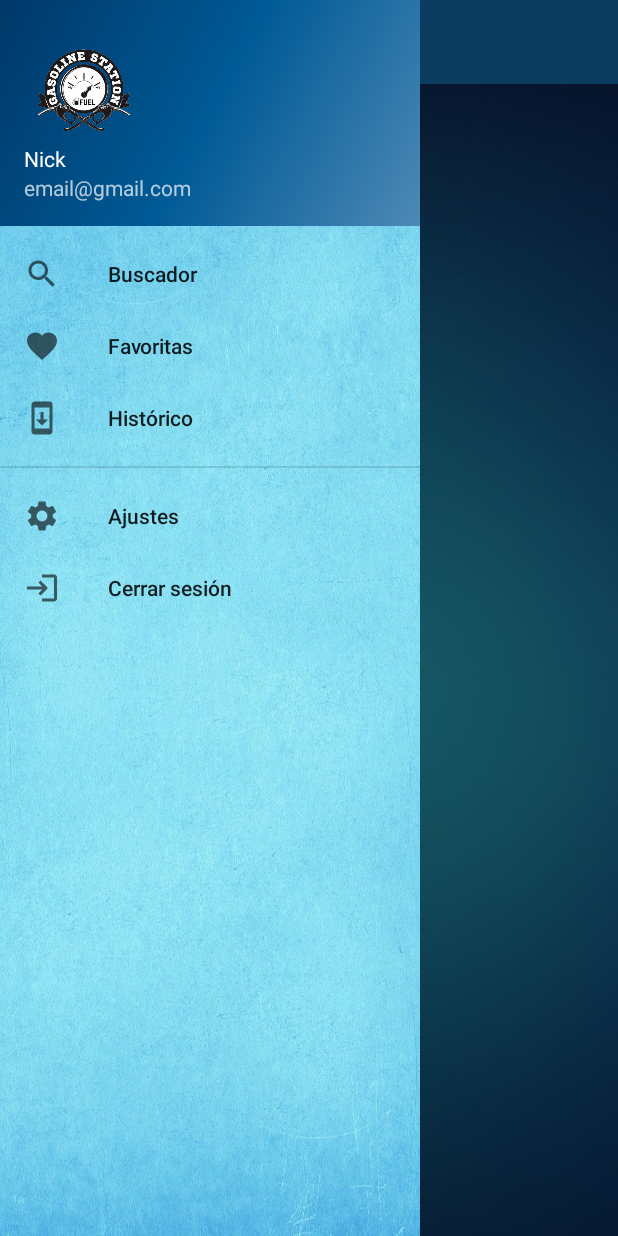
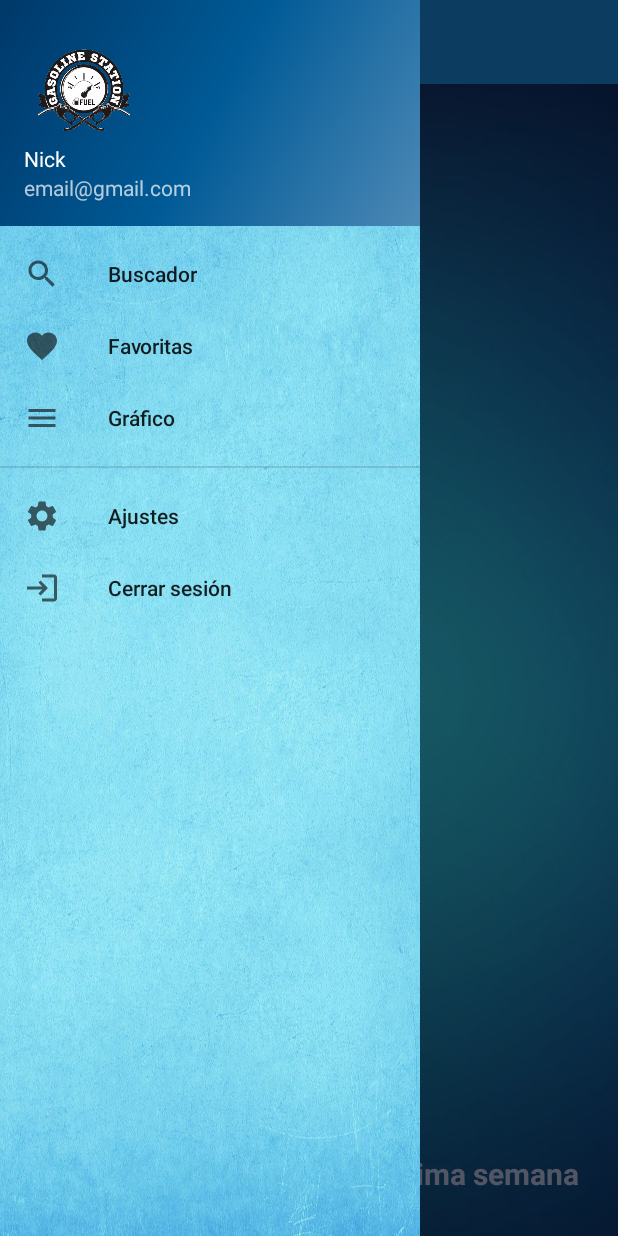
Before and after one commit to Jchafer/BrokTrad, an Android app: the fragment GraficoFragment placed in its activity, with the side drawer open, on a phone screen of 412 x 824 dp. Run offline under Robolectric (Android 15) with nearby library versions, the phone set to English and light mode, and no system bars; libraries missing offline, so code that uses them is left out: com.github.mikephil.charting; 2 statements that could not run were skipped.

Commit message:
Gráfico terminado

```diff
--- a/app/src/main/java/project/broktrad/activity/MapsActivity.java
+++ b/app/src/main/java/project/broktrad/activity/MapsActivity.java
@@ -180,4 +180,9 @@ public class MapsActivity extends AppCompatActivity implements OnMyLocationButto
         PermissionUtils.PermissionDeniedDialog
                 .newInstance(true).show(getSupportFragmentManager(), "dialog");
     }
+
+    @Override
+    public void onBackPressed() {
+        this.finish();
+    }
 }
--- /dev/null
+++ b/app/src/main/res/drawable/ic_baseline_menu_24.xml
@@ -0,0 +1,10 @@
+<vector xmlns:android="http://schemas.android.com/apk/res/android"
+    android:width="24dp"
+    android:height="24dp"
+    android:viewportWidth="24"
+    android:viewportHeight="24"
+    android:tint="?attr/colorControlNormal">
+  <path
+      android:fillColor="@android:color/white"
+      android:pathData="M3,18h18v-2L3,16v2zM3,13h18v-2L3,11v2zM3,6v2h18L21,6L3,6z"/>
+</vector>
--- a/app/src/main/res/menu/menu_main_drawer.xml
+++ b/app/src/main/res/menu/menu_main_drawer.xml
@@ -13,8 +13,8 @@
                     android:title="@string/menu_favoritas" />
                 <item
                     android:id="@+id/nav_historico"
-                    android:icon="@drawable/ic_baseline_system_update_24"
-                    android:title="@string/menu_historico" />
+                    android:icon="@drawable/ic_baseline_menu_24"
+                    android:title="@string/menu_grafico" />
         </group>
 
         <group
--- a/app/src/main/res/values/strings.xml
+++ b/app/src/main/res/values/strings.xml
@@ -67,5 +67,6 @@
     <string name="permission_rationale_location">Permiso de localización</string>
     <string name="gasolinera_cercana">Gasolinera más cercana</string>
     <string name="ubicacion_actual">Ubicación actual</string>
-    <string name="menu_historico">Histórico</string>
+    <string name="menu_grafico">Gráfico</string>
+    <string name="txtGrafico">Evolución del precio en la última semana</string>
 </resources>
```
Also changed, not shown: app/src/main/java/project/broktrad/fragment/GraficoFragment.java (+12 -5 lines), app/src/main/res/layout/fragment_grafico.xml (+17 -0 lines), 1 other file.
